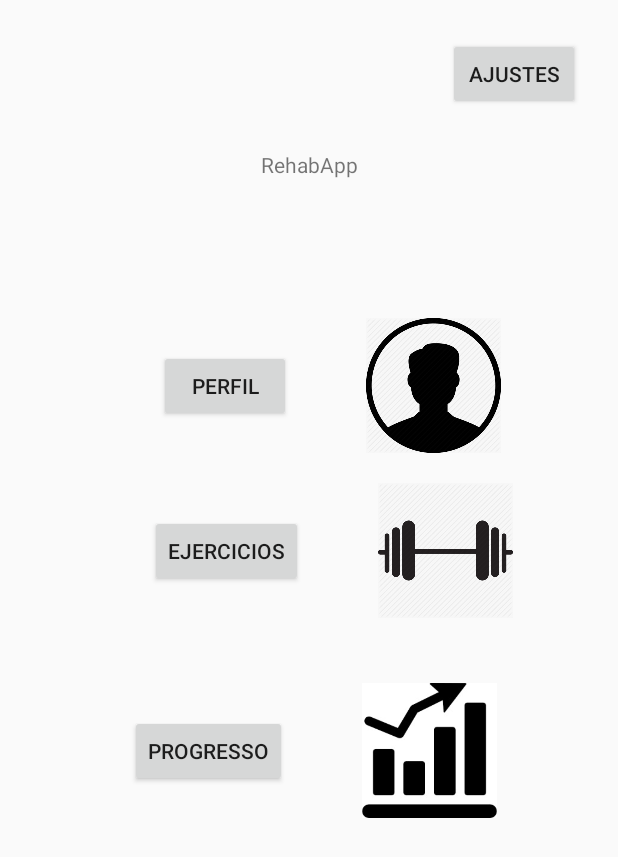
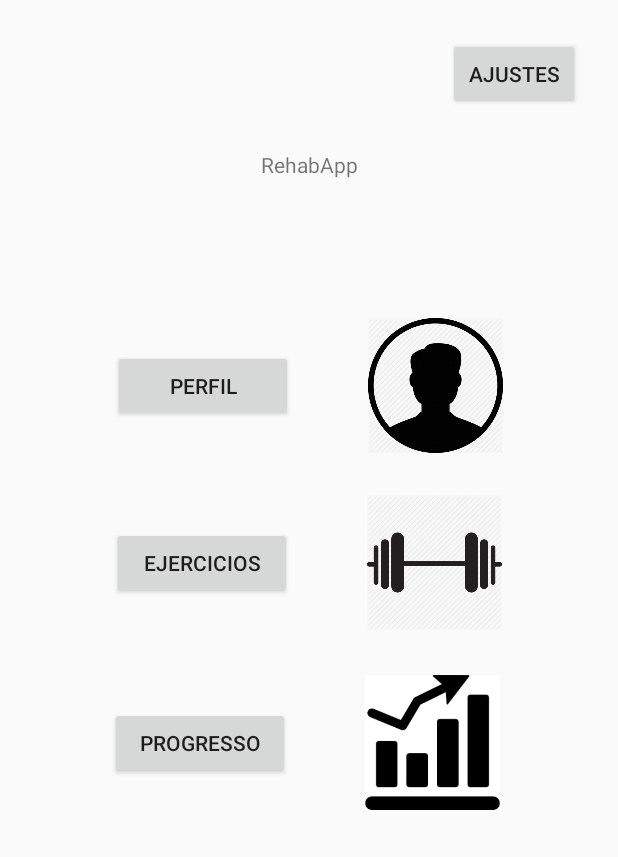
Before and after one commit to DarkDhz/RehabApp, an Android app: the screen it shows after launch (MainActivity), on a phone screen of 412 x 824 dp. Shown: the top 857 px of the screen. Run offline under Robolectric (Android 15) with nearby library versions, the phone set to English and light mode, and no system bars.

Commit message:
A-12-Main Centred, Added some images to resources

```diff
--- a/app/src/main/res/layout-v23/activity_main.xml
+++ b/app/src/main/res/layout-v23/activity_main.xml
@@ -25,17 +25,15 @@
         android:layout_width="wrap_content"
         android:layout_height="wrap_content"
         android:layout_marginStart="50dp"
-        android:layout_marginLeft="50dp"
         android:layout_marginTop="212dp"
         android:layout_marginEnd="50dp"
-        android:layout_marginRight="50dp"
         app:layout_constraintEnd_toEndOf="parent"
-        app:layout_constraintHorizontal_bias="0.181"
+        app:layout_constraintHorizontal_bias="0.484"
         app:layout_constraintStart_toStartOf="parent"
         app:layout_constraintTop_toTopOf="parent">
 
 
-        <TextView
+        <ImageView
             android:id="@+id/profile_img"
             android:layout_width="90dp"
             android:layout_height="90dp"
@@ -49,10 +47,8 @@
 
         <Button
             android:id="@+id/profile_bt"
-            android:layout_width="wrap_content"
+            android:layout_width="120dp"
             android:layout_height="wrap_content"
-            android:layout_marginStart="50dp"
-            android:layout_marginLeft="50dp"
             android:layout_marginTop="15dp"
             android:layout_marginBottom="15dp"
             android:onClick="goToProfileActivity"
@@ -68,17 +64,15 @@
         android:layout_width="wrap_content"
         android:layout_height="wrap_content"
         android:layout_marginStart="50dp"
-        android:layout_marginLeft="50dp"
-        android:layout_marginTop="20dp"
+        android:layout_marginTop="28dp"
         android:layout_marginEnd="50dp"
-        android:layout_marginRight="50dp"
         app:layout_constraintEnd_toEndOf="parent"
-        app:layout_constraintHorizontal_bias="0.0"
+        app:layout_constraintHorizontal_bias="0.476"
         app:layout_constraintStart_toStartOf="parent"
         app:layout_constraintTop_toBottomOf="@+id/profile_layout">
 
 
-        <TextView
+        <ImageView
             android:id="@+id/exercice_img"
             android:layout_width="90dp"
             android:layout_height="90dp"
@@ -92,10 +86,8 @@
 
         <Button
             android:id="@+id/exercice_bt"
-            android:layout_width="wrap_content"
+            android:layout_width="120dp"
             android:layout_height="wrap_content"
-            android:layout_marginStart="50dp"
-            android:layout_marginLeft="50dp"
             android:layout_marginTop="15dp"
             android:layout_marginBottom="15dp"
             android:onClick="goToExercicesActivity"
@@ -112,25 +104,19 @@
         android:layout_width="wrap_content"
         android:layout_height="wrap_content"
         android:layout_marginStart="50dp"
-        android:layout_marginLeft="50dp"
         android:layout_marginTop="20dp"
         android:layout_marginEnd="50dp"
-        android:layout_marginRight="50dp"
         app:layout_constraintBottom_toBottomOf="parent"
         app:layout_constraintEnd_toEndOf="parent"
-        app:layout_constraintHorizontal_bias="0.428"
+        app:layout_constraintHorizontal_bias="0.448"
         app:layout_constraintStart_toStartOf="parent"
         app:layout_constraintTop_toBottomOf="@+id/exercice_layout"
-        app:layout_constraintVertical_bias="0.078">
+        app:layout_constraintVertical_bias="0.034">
 
-        <TextView
+        <ImageView
             android:layout_width="90dp"
             android:layout_height="90dp"
-
             android:layout_marginStart="50dp"
-            android:layout_marginLeft="50dp"
-            android:layout_marginEnd="50dp"
-            android:layout_marginRight="50dp"
             android:foreground="@drawable/main_progress"
             app:layout_constraintBottom_toBottomOf="parent"
             app:layout_constraintEnd_toEndOf="parent"
@@ -139,10 +125,11 @@
 
         <Button
             android:id="@+id/progress_bt"
-            android:layout_width="wrap_content"
+            android:layout_width="120dp"
             android:layout_height="wrap_content"
-            android:layout_marginStart="50dp"
-            android:layout_marginLeft="50dp"
+
+            android:layout_marginTop="15dp"
+            android:layout_marginBottom="15dp"
             android:onClick="goToProgressActivity"
             android:text="@string/main_progress_button"
             app:layout_constraintBottom_toBottomOf="parent"
--- a/app/src/main/res/layout/activity_main.xml
+++ b/app/src/main/res/layout/activity_main.xml
@@ -25,18 +25,15 @@
         android:layout_width="wrap_content"
         android:layout_height="wrap_content"
         android:layout_marginStart="50dp"
-        android:layout_marginLeft="50dp"
         android:layout_marginTop="212dp"
         android:layout_marginEnd="50dp"
-        android:layout_marginRight="50dp"
-        android:onClick="goToProfileActivity"
         app:layout_constraintEnd_toEndOf="parent"
-        app:layout_constraintHorizontal_bias="0.181"
+        app:layout_constraintHorizontal_bias="0.484"
         app:layout_constraintStart_toStartOf="parent"
         app:layout_constraintTop_toTopOf="parent">
 
 
-        <TextView
+        <ImageView
             android:id="@+id/profile_img"
             android:layout_width="90dp"
             android:layout_height="90dp"
@@ -50,12 +47,11 @@
 
         <Button
             android:id="@+id/profile_bt"
-            android:layout_width="wrap_content"
+            android:layout_width="120dp"
             android:layout_height="wrap_content"
-            android:layout_marginStart="50dp"
-            android:layout_marginLeft="50dp"
             android:layout_marginTop="15dp"
             android:layout_marginBottom="15dp"
+            android:onClick="goToProfileActivity"
             android:text="@string/main_profile_button"
             app:layout_constraintBottom_toBottomOf="parent"
             app:layout_constraintStart_toStartOf="parent"
@@ -68,18 +64,15 @@
         android:layout_width="wrap_content"
         android:layout_height="wrap_content"
         android:layout_marginStart="50dp"
-        android:layout_marginLeft="50dp"
-        android:layout_marginTop="20dp"
+        android:layout_marginTop="28dp"
         android:layout_marginEnd="50dp"
-        android:layout_marginRight="50dp"
-        android:onClick="goToExercicesActivity"
         app:layout_constraintEnd_toEndOf="parent"
-        app:layout_constraintHorizontal_bias="0.0"
+        app:layout_constraintHorizontal_bias="0.476"
         app:layout_constraintStart_toStartOf="parent"
         app:layout_constraintTop_toBottomOf="@+id/profile_layout">
 
 
-        <TextView
+        <ImageView
             android:id="@+id/exercice_img"
             android:layout_width="90dp"
             android:layout_height="90dp"
@@ -93,12 +86,11 @@
 
         <Button
             android:id="@+id/exercice_bt"
-            android:layout_width="wrap_content"
+            android:layout_width="120dp"
             android:layout_height="wrap_content"
-            android:layout_marginStart="50dp"
-            android:layout_marginLeft="50dp"
             android:layout_marginTop="15dp"
             android:layout_marginBottom="15dp"
+            android:onClick="goToExercicesActivity"
             android:text="@string/main_exercices_button"
             app:layout_constraintBottom_toBottomOf="parent"
             app:layout_constraintStart_toStartOf="parent"
@@ -112,25 +104,19 @@
         android:layout_width="wrap_content"
         android:layout_height="wrap_content"
         android:layout_marginStart="50dp"
-        android:layout_marginLeft="50dp"
         android:layout_marginTop="20dp"
         android:layout_marginEnd="50dp"
-        android:layout_marginRight="50dp"
-        android:onClick="goToProgressActivity"
         app:layout_constraintBottom_toBottomOf="parent"
         app:layout_constraintEnd_toEndOf="parent"
-        app:layout_constraintHorizontal_bias="0.428"
+        app:layout_constraintHorizontal_bias="0.448"
         app:layout_constraintStart_toStartOf="parent"
         app:layout_constraintTop_toBottomOf="@+id/exercice_layout"
-        app:layout_constraintVertical_bias="0.078">
+        app:layout_constraintVertical_bias="0.034">
 
-        <TextView
+        <ImageView
             android:layout_width="90dp"
             android:layout_height="90dp"
             android:layout_marginStart="50dp"
-            android:layout_marginLeft="50dp"
-            android:layout_marginEnd="50dp"
-            android:layout_marginRight="50dp"
             android:foreground="@drawable/main_progress"
             app:layout_constraintBottom_toBottomOf="parent"
             app:layout_constraintEnd_toEndOf="parent"
@@ -139,10 +125,12 @@
 
         <Button
             android:id="@+id/progress_bt"
-            android:layout_width="wrap_content"
+            android:layout_width="120dp"
             android:layout_height="wrap_content"
-            android:layout_marginStart="50dp"
-            android:layout_marginLeft="50dp"
+
+            android:layout_marginTop="15dp"
+            android:layout_marginBottom="15dp"
+            android:onClick="goToProgressActivity"
             android:text="@string/main_progress_button"
             app:layout_constraintBottom_toBottomOf="parent"
             app:layout_constraintStart_toStartOf="parent"
```
